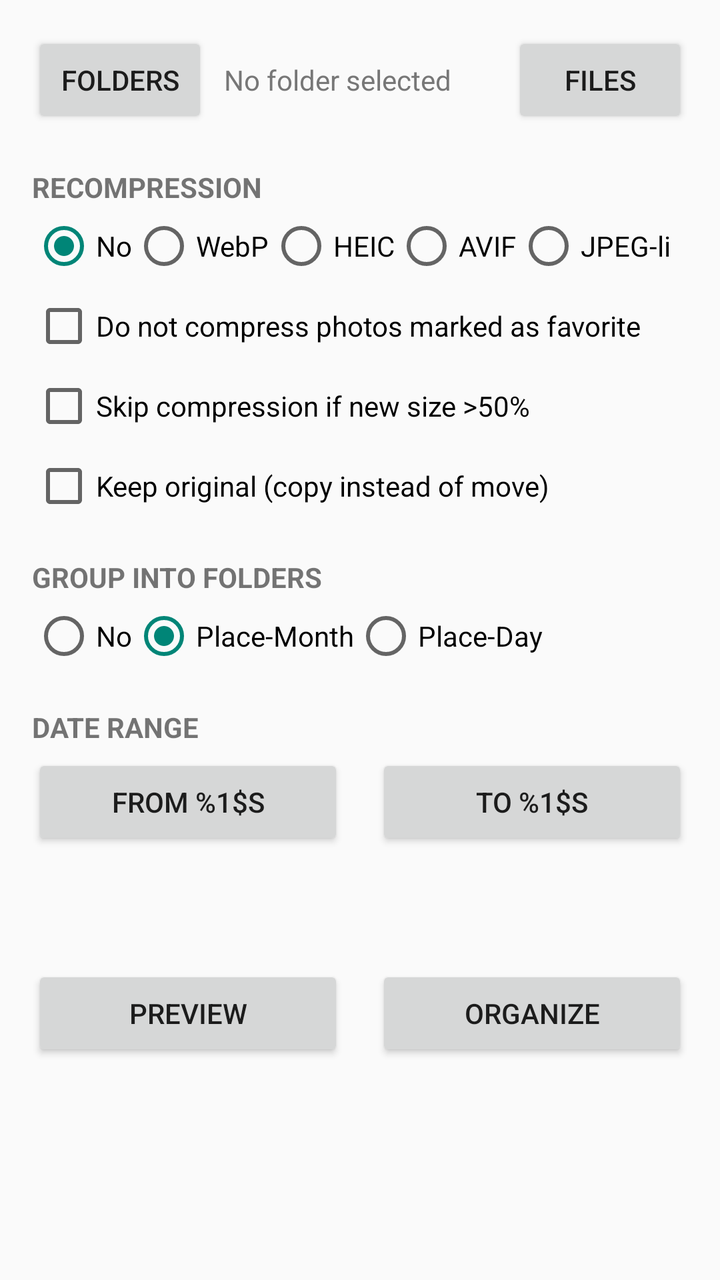
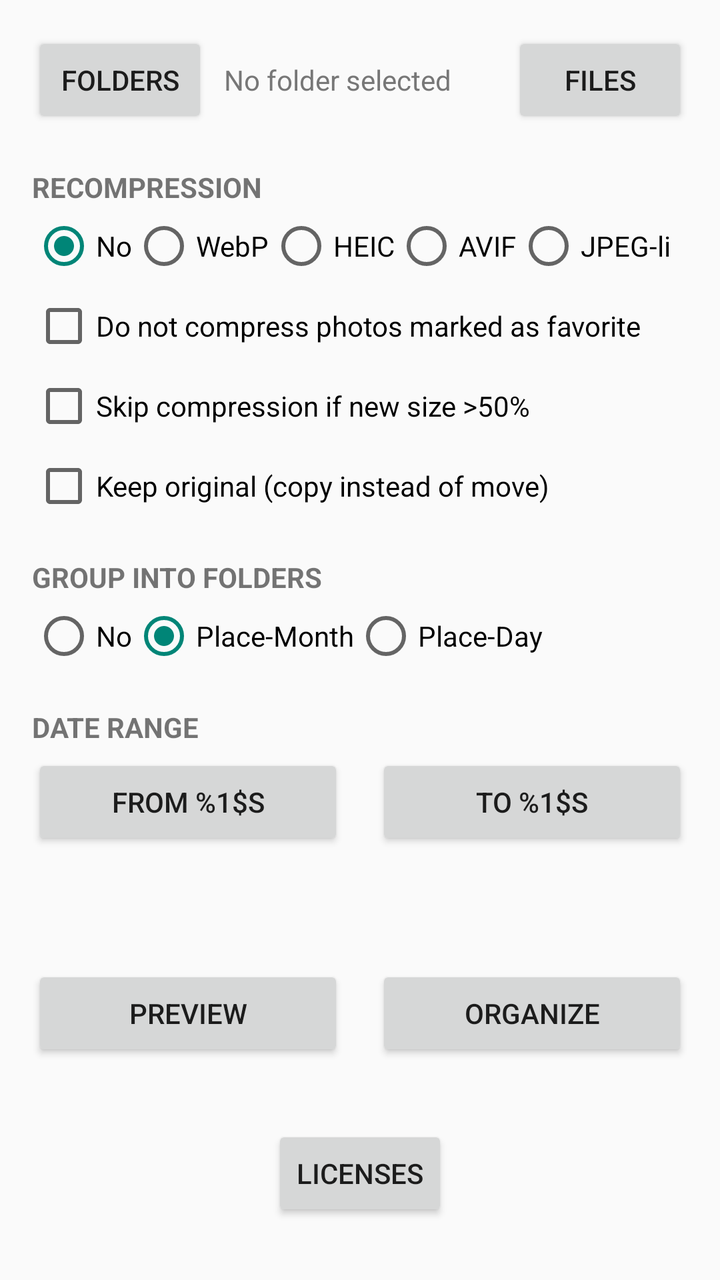

The first picture is an Android layout as it rendered before a commit; the second is the same layout after the commit. The layout source and the unified diff follow.
<!-- AndroidManifest.xml: activity theme Theme.DCIMSort -->
<!-- res/layout/activity_main.xml -->
<?xml version="1.0" encoding="utf-8"?>
<ScrollView xmlns:android="http://schemas.android.com/apk/res/android"
    android:layout_width="match_parent"
    android:layout_height="match_parent"
    android:fillViewport="true">

    <LinearLayout
        android:layout_width="match_parent"
        android:layout_height="wrap_content"
        android:orientation="vertical"
        android:padding="16dp">

        
        <LinearLayout
            android:layout_width="match_parent"
            android:layout_height="wrap_content"
            android:gravity="center_vertical"
            android:orientation="horizontal">

            <Button
                android:id="@+id/btn_browse"
                android:layout_width="wrap_content"
                android:layout_height="wrap_content"
                android:text="@string/browse" />

            <TextView
                android:id="@+id/txt_folder"
                android:layout_width="0dp"
                android:layout_height="wrap_content"
                android:layout_weight="1"
                android:layout_marginStart="8dp"
                android:layout_marginEnd="8dp"
                android:ellipsize="middle"
                android:gravity="center_vertical|start"
                android:singleLine="true"
                android:text="@string/no_folder_selected"
                android:textColor="#777777" />

            <Button
                android:id="@+id/btn_files"
                android:layout_width="wrap_content"
                android:layout_height="wrap_content"
                android:text="@string/pick_files" />
        </LinearLayout>

        
        <TextView
            android:layout_width="match_parent"
            android:layout_height="wrap_content"
            android:layout_marginTop="20dp"
            android:text="@string/recompress_label"
            android:textAllCaps="true"
            android:textStyle="bold" />

        <RadioGroup
            android:id="@+id/radio_compressmode"
            android:layout_width="match_parent"
            android:layout_height="wrap_content"
            android:layout_marginTop="4dp"
            android:orientation="horizontal">

            <RadioButton
                android:id="@+id/radio_compressnone"
                android:layout_width="wrap_content"
                android:layout_height="wrap_content"
                android:checked="true"
                android:text="@string/compressmode_none" />

            <RadioButton
                android:id="@+id/radio_compresswebp"
                android:layout_width="wrap_content"
                android:layout_height="wrap_content"
                android:text="@string/compressmode_webp" />

            <RadioButton
                android:id="@+id/radio_compressheic"
                android:layout_width="wrap_content"
                android:layout_height="wrap_content"
                android:text="@string/compressmode_heic" />

            <RadioButton
                android:id="@+id/radio_compressavif"
                android:layout_width="wrap_content"
                android:layout_height="wrap_content"
                android:text="@string/compressmode_avif" />

            <RadioButton
                android:id="@+id/radio_compressjpeg"
                android:layout_width="wrap_content"
                android:layout_height="wrap_content"
                android:text="@string/compressmode_jpeg" />
        </RadioGroup>

        
        <LinearLayout
            android:id="@+id/quality_group"
            android:layout_width="match_parent"
            android:layout_height="wrap_content"
            android:layout_marginTop="4dp"
            android:orientation="vertical"
            android:visibility="gone">

            <TextView
                android:id="@+id/txt_quality"
                android:layout_width="wrap_content"
                android:layout_height="wrap_content"
                android:text="@string/quality_label" />

            <SeekBar
                android:id="@+id/seek_quality"
                android:layout_width="match_parent"
                android:layout_height="wrap_content"
                android:max="100"
                android:progress="80" />
        </LinearLayout>

        <CheckBox
            android:id="@+id/check_skip_fav"
            android:layout_width="match_parent"
            android:layout_height="wrap_content"
            android:layout_marginTop="8dp"
            android:text="@string/skip_favorites" />

        <CheckBox
            android:id="@+id/check_skip_low_gain"
            android:layout_width="match_parent"
            android:layout_height="wrap_content"
            android:layout_marginTop="8dp"
            android:text="@string/skip_low_gain" />

        <CheckBox
            android:id="@+id/check_keep_original"
            android:layout_width="match_parent"
            android:layout_height="wrap_content"
            android:layout_marginTop="8dp"
            android:text="@string/keep_original" />

        
        <TextView
            android:layout_width="match_parent"
            android:layout_height="wrap_content"
            android:layout_marginTop="20dp"
            android:text="@string/groupfolder_label"
            android:textAllCaps="true"
            android:textStyle="bold" />

        <RadioGroup
            android:id="@+id/radio_groupmode"
            android:layout_width="match_parent"
            android:layout_height="wrap_content"
            android:layout_marginTop="4dp"
            android:orientation="horizontal">

            <RadioButton
                android:id="@+id/radio_groupnone"
                android:layout_width="wrap_content"
                android:layout_height="wrap_content"
                android:text="@string/groupmode_none" />

            <RadioButton
                android:id="@+id/radio_groupplacemonth"
                android:layout_width="wrap_content"
                android:layout_height="wrap_content"
                android:checked="true"
                android:text="@string/groupmode_placemonth" />

            <RadioButton
                android:id="@+id/radio_groupplaceday"
                android:layout_width="wrap_content"
                android:layout_height="wrap_content"
                android:text="@string/groupmode_placeday" />
        </RadioGroup>

        
        <LinearLayout
            android:id="@+id/date_range_group"
            android:layout_width="match_parent"
            android:layout_height="wrap_content"
            android:orientation="vertical">

            <TextView
                android:layout_width="match_parent"
                android:layout_height="wrap_content"
                android:layout_marginTop="20dp"
                android:text="@string/date_range_label"
                android:textAllCaps="true"
                android:textStyle="bold" />

            <LinearLayout
                android:layout_width="match_parent"
                android:layout_height="wrap_content"
                android:layout_marginTop="4dp"
                android:orientation="horizontal">

                <Button
                    android:id="@+id/btn_date_from"
                    android:layout_width="0dp"
                    android:layout_height="wrap_content"
                    android:layout_marginEnd="8dp"
                    android:layout_weight="1"
                    android:text="@string/date_from_label" />

                <Button
                    android:id="@+id/btn_date_to"
                    android:layout_width="0dp"
                    android:layout_height="wrap_content"
                    android:layout_marginStart="8dp"
                    android:layout_weight="1"
                    android:text="@string/date_to_label" />
            </LinearLayout>
        </LinearLayout>

        
        <TextView
            android:id="@+id/txt_plan"
            android:layout_width="match_parent"
            android:layout_height="wrap_content"
            android:layout_marginTop="16dp"
            android:textSize="16sp"
            android:textStyle="bold" />

        
        <LinearLayout
            android:layout_width="match_parent"
            android:layout_height="wrap_content"
            android:layout_marginTop="20dp"
            android:orientation="horizontal">

            <Button
                android:id="@+id/btn_preview"
                android:layout_width="0dp"
                android:layout_height="wrap_content"
                android:layout_marginEnd="8dp"
                android:layout_weight="1"
                android:text="@string/preview" />

            <Button
                android:id="@+id/btn_organize"
                android:layout_width="0dp"
                android:layout_height="wrap_content"
                android:layout_marginStart="8dp"
                android:layout_weight="1"
                android:text="@string/organize" />
        </LinearLayout>

        
        <LinearLayout
            android:id="@+id/progress_group"
            android:layout_width="match_parent"
            android:layout_height="wrap_content"
            android:layout_marginTop="24dp"
            android:orientation="vertical"
            android:visibility="gone">

            <ProgressBar
                android:id="@+id/progress_bar"
                style="?android:attr/progressBarStyleHorizontal"
                android:layout_width="match_parent"
                android:layout_height="wrap_content"
                android:max="100" />

            <TextView
                android:id="@+id/txt_progress"
                android:layout_width="match_parent"
                android:layout_height="wrap_content"
                android:layout_marginTop="4dp" />

            <Button
                android:id="@+id/btn_stop"
                android:layout_width="wrap_content"
                android:layout_height="wrap_content"
                android:layout_gravity="end"
                android:layout_marginTop="4dp"
                android:text="@string/stop" />
        </LinearLayout>

    </LinearLayout>
</ScrollView>
<!-- resources referenced by this layout -->
<resources>
  <string name="browse">Folders</string>
  <string name="compressmode_avif">AVIF</string>
  <string name="compressmode_heic">HEIC</string>
  <string name="compressmode_jpeg">JPEG-li</string>
  <string name="compressmode_none">No</string>
  <string name="compressmode_webp">WebP</string>
  <string name="date_from_label">From %1$s</string>
  <string name="date_range_label">Date range</string>
  <string name="date_to_label">To %1$s</string>
  <string name="groupfolder_label">Group into folders</string>
  <string name="groupmode_none">No</string>
  <string name="groupmode_placeday">Place-Day</string>
  <string name="groupmode_placemonth">Place-Month</string>
  <string name="keep_original">Keep original (copy instead of move)</string>
  <string name="no_folder_selected">No folder selected</string>
  <string name="organize">Organize</string>
  <string name="pick_files">Files</string>
  <string name="preview">Preview</string>
  <string name="quality_label">Quality: %1$d</string>
  <string name="recompress_label">Recompression</string>
  <string name="skip_favorites">Do not compress photos marked as favorite</string>
  <string name="skip_low_gain">Skip compression if new size &gt;50%</string>
  <string name="stop">Stop</string>
  <style name="Theme.DCIMSort" parent="android:Theme.Material.Light.NoActionBar" />
</resources>

<!-- the commit's change to res/layout/activity_main.xml (unified diff, before → after) -->
@@ -274,5 +274,13 @@
                 android:text="@string/stop" />
         </LinearLayout>
 
+        <Button
+            android:id="@+id/btn_info"
+            android:layout_width="wrap_content"
+            android:layout_height="wrap_content"
+            android:layout_gravity="center_horizontal"
+            android:layout_marginTop="32dp"
+            android:text="@string/btn_info" />
+
     </LinearLayout>
 </ScrollView>
<!-- resource entries referenced after the edit -->
@@ -1,6 +1,7 @@
 <!-- resources referenced by this layout -->
 <resources>
   <string name="browse">Folders</string>
+  <string name="btn_info">Licenses</string>
   <string name="compressmode_avif">AVIF</string>
   <string name="compressmode_heic">HEIC</string>
   <string name="compressmode_jpeg">JPEG-li</string>
